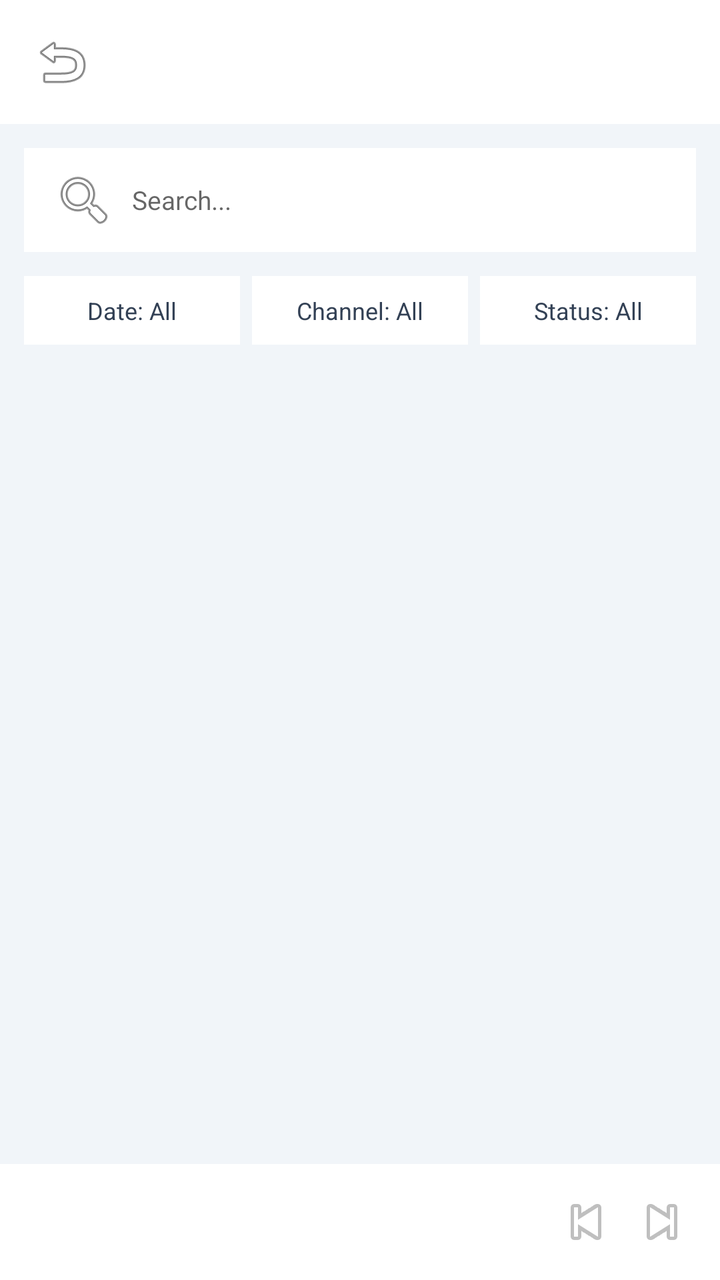
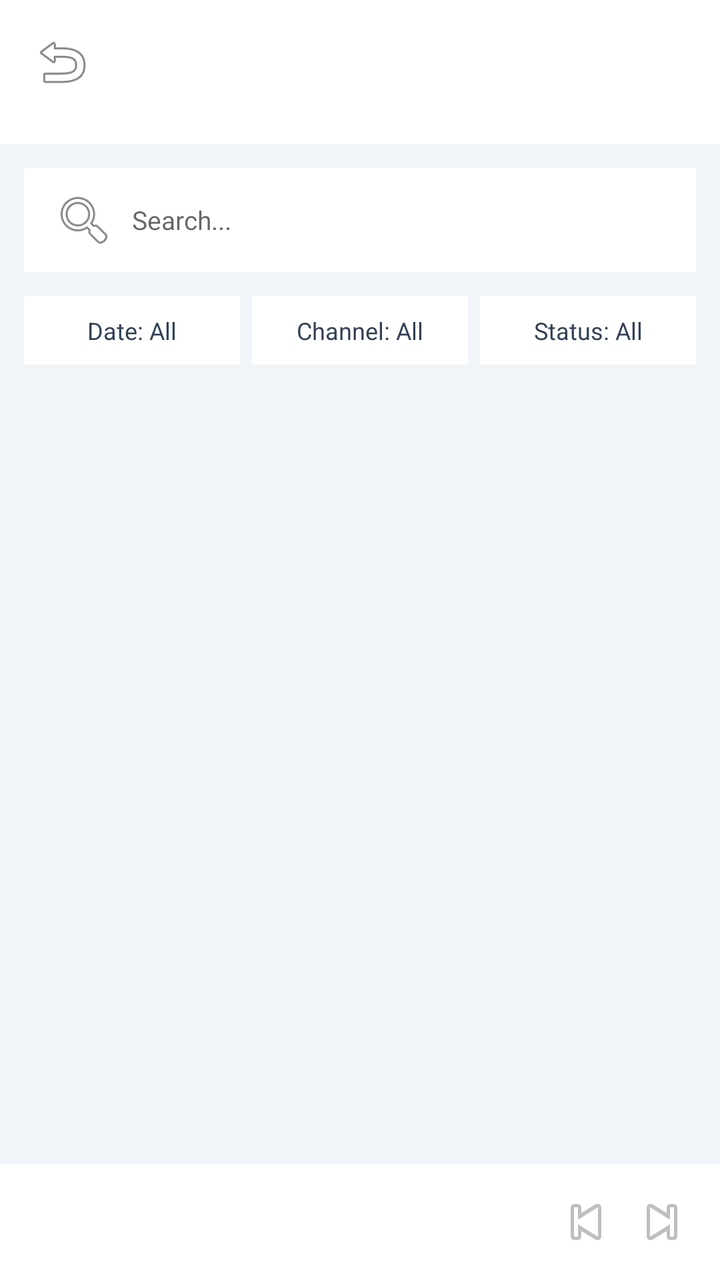

Before-and-after screenshots of an Android layout around one commit, followed by the original layout XML and the change that was made.
<!-- AndroidManifest.xml: application theme Theme.DataBridge -->
<!-- res/layout/fragment_cash_ledger_list.xml -->
<?xml version="1.0" encoding="utf-8"?>
<LinearLayout
    xmlns:android="http://schemas.android.com/apk/res/android"
    android:layout_width="match_parent"
    android:layout_height="match_parent"
    android:orientation="vertical"
    android:background="#F1F5F9">

    
    <LinearLayout
        android:layout_width="match_parent"
        android:layout_height="wrap_content"
        android:orientation="horizontal"
        android:gravity="center_vertical"
        android:background="#FFFFFF"
        android:padding="14dp">

        <ImageButton
            android:id="@+id/btnListBack"
            android:layout_width="34dp"
            android:layout_height="34dp"
            android:background="?attr/selectableItemBackgroundBorderless"
            android:src="@android:drawable/ic_menu_revert"
            android:contentDescription="Back" />

        <TextView
            android:id="@+id/tvListTitle"
            android:layout_width="0dp"
            android:layout_weight="1"
            android:layout_height="wrap_content"
            android:layout_marginStart="8dp"
            android:textSize="17sp"
            android:textStyle="bold"
            android:textColor="#0F172A" />

        <ImageButton
            android:id="@+id/btnExportCsv"
            android:layout_width="34dp"
            android:layout_height="34dp"
            android:background="?attr/selectableItemBackgroundBorderless"
            android:src="@android:drawable/stat_sys_download"
            android:contentDescription="Export CSV" />
    </LinearLayout>

    
    <EditText
        android:id="@+id/etListSearch"
        android:layout_width="match_parent"
        android:layout_height="wrap_content"
        android:layout_margin="12dp"
        android:background="#FFFFFF"
        android:hint="Search..."
        android:paddingHorizontal="14dp"
        android:paddingVertical="10dp"
        android:textSize="13sp"
        android:drawableStart="@android:drawable/ic_menu_search"
        android:drawablePadding="8dp" />

    
    <LinearLayout
        android:layout_width="match_parent"
        android:layout_height="wrap_content"
        android:orientation="horizontal"
        android:layout_marginHorizontal="12dp"
        android:layout_marginBottom="8dp">

        <TextView
            android:id="@+id/tvFilterDate"
            android:layout_width="0dp"
            android:layout_weight="1"
            android:layout_height="wrap_content"
            android:layout_marginEnd="6dp"
            android:text="Date: All"
            android:textSize="12sp"
            android:textColor="#334155"
            android:background="#FFFFFF"
            android:paddingHorizontal="12dp"
            android:paddingVertical="9dp"
            android:gravity="center" />

        <TextView
            android:id="@+id/tvFilterChannel"
            android:layout_width="0dp"
            android:layout_weight="1"
            android:layout_height="wrap_content"
            android:layout_marginEnd="6dp"
            android:text="Channel: All"
            android:textSize="12sp"
            android:textColor="#334155"
            android:background="#FFFFFF"
            android:paddingHorizontal="12dp"
            android:paddingVertical="9dp"
            android:gravity="center" />

        <TextView
            android:id="@+id/tvFilterStatus"
            android:layout_width="0dp"
            android:layout_weight="1"
            android:layout_height="wrap_content"
            android:text="Status: All"
            android:textSize="12sp"
            android:textColor="#334155"
            android:background="#FFFFFF"
            android:paddingHorizontal="12dp"
            android:paddingVertical="9dp"
            android:gravity="center" />
    </LinearLayout>

    <ProgressBar
        android:id="@+id/pbListLoading"
        android:layout_width="wrap_content"
        android:layout_height="wrap_content"
        android:layout_gravity="center"
        android:layout_marginTop="40dp"
        android:visibility="gone" />

    <ScrollView
        android:layout_width="match_parent"
        android:layout_height="0dp"
        android:layout_weight="1"
        android:fillViewport="true">

        <LinearLayout
            android:layout_width="match_parent"
            android:layout_height="wrap_content"
            android:orientation="vertical"
            android:paddingBottom="8dp">

            <LinearLayout
                android:id="@+id/layoutListItems"
                android:layout_width="match_parent"
                android:layout_height="wrap_content"
                android:orientation="vertical"
                android:layout_marginHorizontal="12dp" />
        </LinearLayout>
    </ScrollView>

    
    <LinearLayout
        android:layout_width="match_parent"
        android:layout_height="wrap_content"
        android:orientation="horizontal"
        android:gravity="center_vertical"
        android:background="#FFFFFF"
        android:padding="12dp">

        <TextView
            android:id="@+id/tvPaginationInfo"
            android:layout_width="0dp"
            android:layout_weight="1"
            android:layout_height="wrap_content"
            android:textSize="12sp"
            android:textColor="#64748B" />

        <ImageButton
            android:id="@+id/btnPagePrev"
            android:layout_width="34dp"
            android:layout_height="34dp"
            android:background="?attr/selectableItemBackgroundBorderless"
            android:src="@android:drawable/ic_media_previous"
            android:contentDescription="Previous page" />

        <ImageButton
            android:id="@+id/btnPageNext"
            android:layout_width="34dp"
            android:layout_height="34dp"
            android:layout_marginStart="4dp"
            android:background="?attr/selectableItemBackgroundBorderless"
            android:src="@android:drawable/ic_media_next"
            android:contentDescription="Next page" />
    </LinearLayout>
</LinearLayout>
<!-- resources referenced by this layout -->
<resources>
  <style name="Theme.DataBridge" parent="Theme.MaterialComponents.DayNight.NoActionBar">
      <item name="colorPrimary">#00d4ff</item>
      <item name="colorPrimaryVariant">#16213e</item>
      <item name="colorOnPrimary">#ffffff</item>
      <item name="colorSecondary">#00d4ff</item>
      <item name="android:statusBarColor">#1a1a2e</item>
  </style>
</resources>

<!-- the commit's change to res/layout/fragment_cash_ledger_list.xml (unified diff, before → after) -->
@@ -41,6 +41,22 @@
             android:src="@android:drawable/stat_sys_download"
             android:contentDescription="Export CSV" />
     </LinearLayout>
+
+    
+    <HorizontalScrollView
+        android:layout_width="match_parent"
+        android:layout_height="wrap_content"
+        android:background="#FFFFFF"
+        android:scrollbars="none">
+
+        <LinearLayout
+            android:id="@+id/layoutCashModeTabs"
+            android:layout_width="wrap_content"
+            android:layout_height="wrap_content"
+            android:orientation="horizontal"
+            android:paddingHorizontal="12dp"
+            android:paddingBottom="10dp" />
+    </HorizontalScrollView>
 
     
     <EditText
